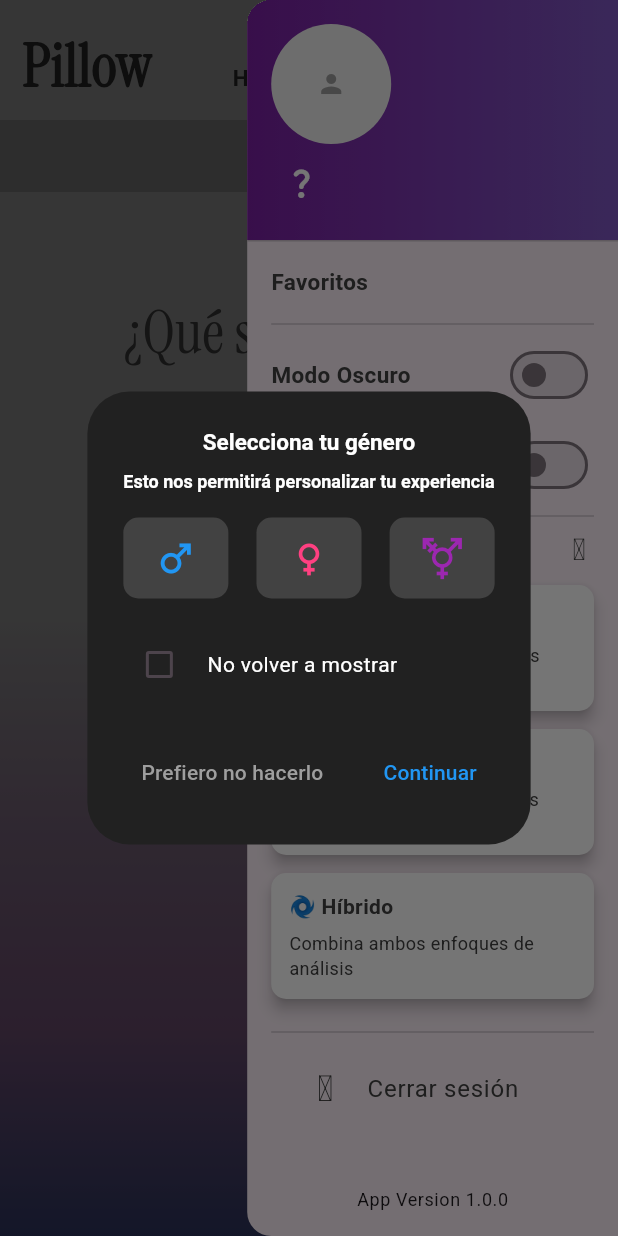
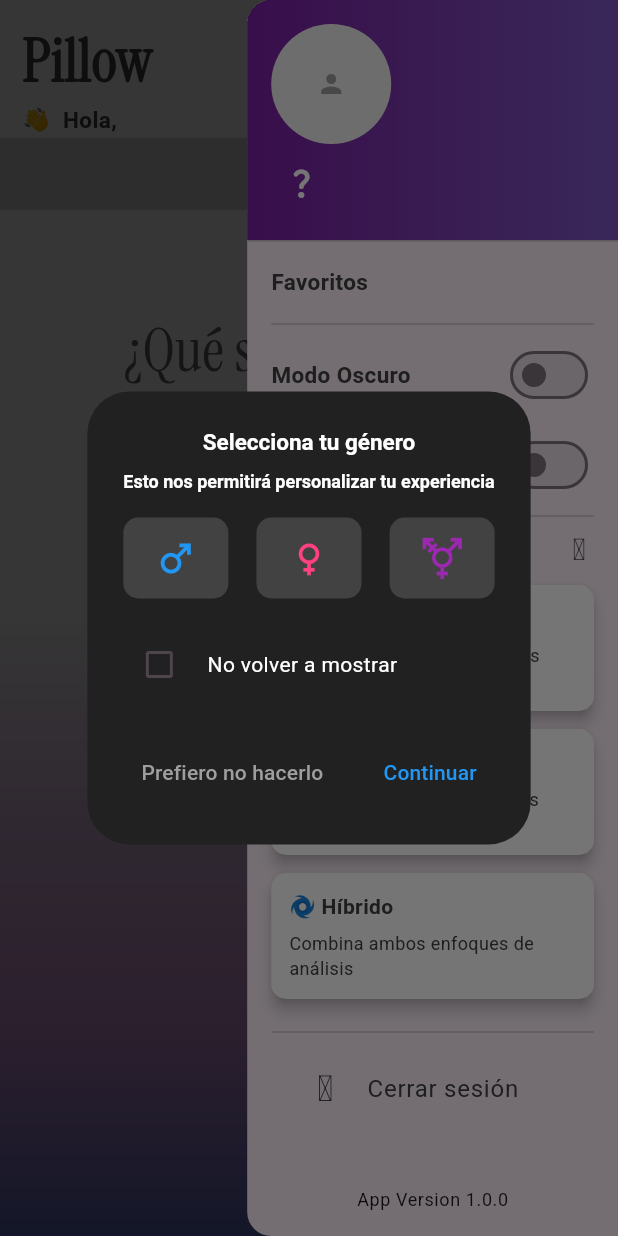
Before and after one commit to Whadyjm/reverie, a Flutter app: the MyHomePage screen opened directly, after a tap on the "person" icon, after a tap on the "question mark" icon, on a phone screen of 412 x 824 dp. Run offline on Flutter 3.47's test engine with Material 3 defaults, Android fonts, the phone set to English and light mode, and no system bars; our stand-ins replace animate_do, blur, cloud_firestore, custom_rating_bar, easy_date_timeline, firebase_auth and 7 more; accounts and stored records are empty.

Commit message:
mejoras de UI

```diff
--- a/lib/screens/home_screen.dart
+++ b/lib/screens/home_screen.dart
@@ -215,7 +215,6 @@ class _MyHomePageState extends State<MyHomePage> {
                   title: Text('Gestalt', style: TextStyle(color: textColor)),
                   onTap: () {
                     Navigator.pop(context);
-                    // Handle Gestalt selection
                   },
                 ),
               ],
@@ -897,13 +896,18 @@ class _MyHomePageState extends State<MyHomePage> {
             child: Column(
               mainAxisAlignment: MainAxisAlignment.spaceBetween,
               children: [
+                const SizedBox(height: 12),
                 SizedBox(
                   height: 80,
                   width: MediaQuery.of(context).size.width,
                   child: Padding(
-                    padding: const EdgeInsets.all(15.0),
+                    padding: const EdgeInsets.only(left: 15, right: 15),
                     child: Row(
+                      crossAxisAlignment: CrossAxisAlignment.start,
                       mainAxisAlignment: MainAxisAlignment.spaceBetween,
+                      children: [
+                        Column(
+                          crossAxisAlignment: CrossAxisAlignment.start,
                           children: [
                             Text(
                               'Pillow',
@@ -913,20 +917,21 @@ class _MyHomePageState extends State<MyHomePage> {
                                     : Colors.grey.shade800,
                               ),
                             ),
-                        Padding(
-                          padding: const EdgeInsets.only(top: 24, left: 15),
-                          child: Text(
-                            'Hola, ${userName?.split(' ').first ?? name}  👋',
+                            Text(
+                              '👋  Hola, ${userName?.split(' ').first ?? name}',
                               style: RobotoTextStyle.subtitleStyle(
                                 btnProvider.isButtonEnabled
                                     ? Colors.white
                                     : Colors.grey.shade800,
                               ),
                             ),
+                          ],
                         ),
                         SizedBox(width: MediaQuery.sizeOf(context).width - 350),
                         user != null
-                            ? Builder(
+                            ? Padding(
+                              padding: const EdgeInsets.only(top: 12),
+                              child: Builder(
                                 builder: (context) {
                                   return GestureDetector(
                                     onTap: () {
@@ -935,8 +940,6 @@ class _MyHomePageState extends State<MyHomePage> {
                                         FocusScope.of(context).unfocus();
                                       });
                                     },
-                                  child: Padding(
-                                    padding: const EdgeInsets.only(top: 15),
                                     child: CircleAvatar(
                                       radius: 18,
                                       backgroundColor:
@@ -982,9 +985,9 @@ class _MyHomePageState extends State<MyHomePage> {
                                         },
                                       ),
                                     ),
-                                  ),
-                                );
-                              },
+                                  );
+                                },
+                              ),
                             )
                             : const SizedBox.shrink(),
                       ],
--- a/lib/widgets/calendar_timeline.dart
+++ b/lib/widgets/calendar_timeline.dart
@@ -3,6 +3,7 @@ import 'package:easy_date_timeline/easy_date_timeline.dart';
 import 'package:firebase_auth/firebase_auth.dart';
 import 'package:flutter/cupertino.dart';
 import 'package:flutter/material.dart';
+import 'package:iconsax_flutter/iconsax_flutter.dart';
 import 'package:pillow/provider/calendar_provider.dart';
 import 'package:pillow/style/text_style.dart';
 import 'package:provider/provider.dart';
@@ -51,8 +52,12 @@ Stream<int> fetchDreamCountByDate(DateTime date) {
       headerOptions: HeaderOptions(
           headerBuilder: (context, date, onTap){
             return Padding(
-              padding: const EdgeInsets.only(left: 15.0, top: 10.0, bottom: 10.0),
-              child: InkWell(onTap: onTap, child: Text(DateFormat.yMMMM().format(date), style: RobotoTextStyle.smallTextStyle(btnProvider.isButtonEnabled ? Colors.white:Colors.grey.shade700),)),
+              padding: const EdgeInsets.only(left: 15, top: 10.0, bottom: 10.0),
+              child: InkWell(onTap: onTap, child: Row(
+                children: [
+                  Text('📅  ${DateFormat.yMMMM('es_ES').format(date)}', style: RobotoTextStyle.smallTextStyle(btnProvider.isButtonEnabled ? Colors.white:Colors.grey.shade700),),
+                ],
+              )),
             );
           }
       ),
```
Also changed, not shown: lib/widgets/dialogs/dialogs.dart (added). Lines whose indentation alone changed are shown as unchanged.
